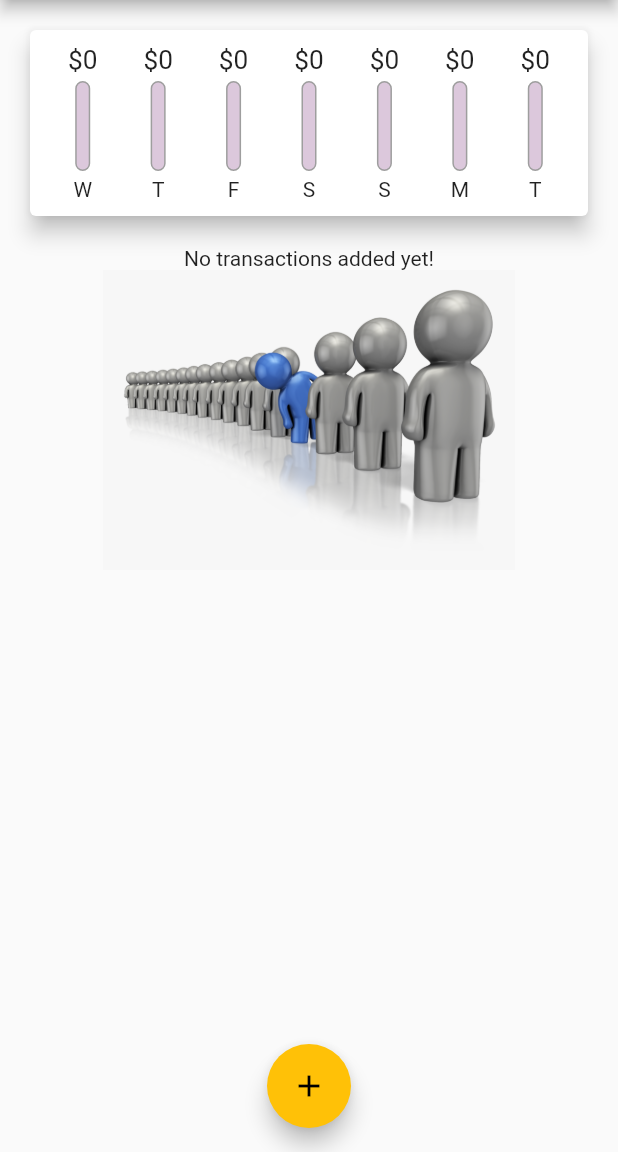
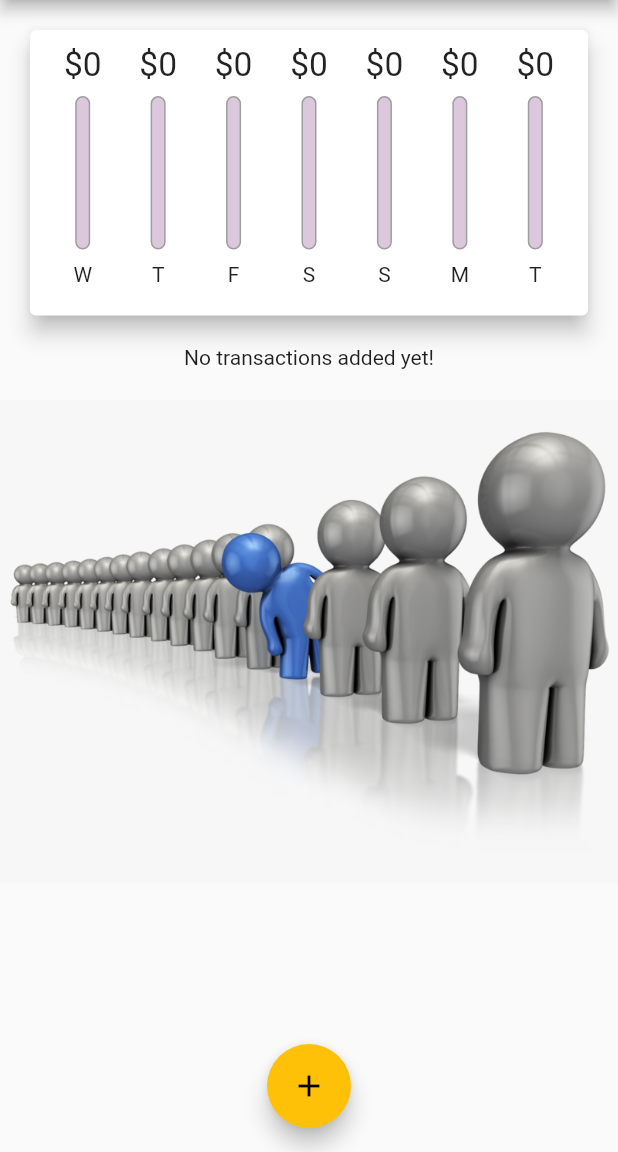
Before and after one commit to 1-MuhammadAli/Personal_Expenses_Tracker, a Flutter app: the screen it shows after launch, on a phone screen of 412 x 824 dp, the part 84-1236 px from its top. Run offline on Flutter 3.47's test engine with Material 2 defaults, Android fonts, the phone set to English and light mode, and no system bars.

Commit message:
Personal Expenses Tracker App has been complete

```diff
--- a/lib/main.dart
+++ b/lib/main.dart
@@ -1,4 +1,5 @@
 import 'package:flutter/material.dart';
+import 'package:flutter/services.dart';
 import 'package:personal_expenses_tracker/transaction.dart';
 import 'package:intl/intl.dart';
 import 'package:personal_expenses_tracker/widgets/chart.dart';
@@ -7,6 +8,10 @@ import 'package:personal_expenses_tracker/widgets/transaction_list.dart';
 //import 'package:personal_expenses_tracker/widgets/user_transaction.dart';
 
 void main() {
+  // SystemChrome.setPreferredOrientations([
+  //   DeviceOrientation.portraitUp,
+  //   DeviceOrientation.portraitDown
+  // ]);
   runApp(MyApp());
 }
 
@@ -70,6 +75,7 @@ class _MyHomePageState extends State<MyHomePage> {
     // Transaction(id: 't1',title: 'New Shoes',amount: 69.99,date: DateTime.now(),),
     // Transaction(id: 't2',title: 'Weekly Groceries',amount: 16.99,date: DateTime.now(),),
   ];
+  bool _showChart = false;
 
   List<Transaction> get _recentTransactions{
     return _userTransaction.where((tx){
@@ -117,9 +123,8 @@ class _MyHomePageState extends State<MyHomePage> {
 
   @override
   Widget build(BuildContext context) {
-    return SafeArea(
-      child: Scaffold(
-        appBar: AppBar(
+    final isLandscape = MediaQuery.of(context).orientation==Orientation.landscape;
+    final appBar= AppBar(
       title: Text("Personal Expenses",
         //style: Theme.of(context).textTheme.headline6,
       ),
@@ -129,14 +134,42 @@ class _MyHomePageState extends State<MyHomePage> {
           icon: Icon(Icons.add),
         ),
       ],
-        ),
+    );
+    final txListWidget = Container(
+        height: (MediaQuery.of(context).size.height -
+            appBar.preferredSize.height -
+            MediaQuery.of(context).padding.top)*0.7,
+        child: TransactionList(_userTransaction,_deleteTransaction));
+    return Scaffold(
+        appBar:appBar,
         body: SingleChildScrollView(
           child: Column(
             //mainAxisAlignment: MainAxisAlignment.spaceAround,
             crossAxisAlignment: CrossAxisAlignment.stretch,
             children: [
-             Chart(_recentTransactions),
-             TransactionList(_userTransaction,_deleteTransaction),
+              if(isLandscape) Row(
+                  mainAxisAlignment: MainAxisAlignment.center,
+                children: [
+                  Text("Show Chart!"),
+                  Switch.adaptive(value: _showChart, onChanged: (val) {
+                    setState(() {
+                      _showChart=val;
+                    });
+                  },),
+                ],
+              ),
+             if(!isLandscape) Container(
+                 height: (MediaQuery.of(context).size.height -
+                     appBar.preferredSize.height -
+                     MediaQuery.of(context).padding.top)*0.3,
+                 child: Chart(_recentTransactions)),
+             if(!isLandscape) txListWidget,
+             if(isLandscape) _showChart ? Container(
+                   height: (MediaQuery.of(context).size.height -
+                       appBar.preferredSize.height -
+                       MediaQuery.of(context).padding.top)*0.7,
+                   child: Chart(_recentTransactions))
+             : txListWidget,
             ],
           )
         ),
@@ -145,7 +178,6 @@ class _MyHomePageState extends State<MyHomePage> {
           child: Icon(Icons.add),
           onPressed:() => _startAddNewTransaction(context),
         ),
-      ),
     );
   }
 }
--- a/lib/widgets/chart_bar.dart
+++ b/lib/widgets/chart_bar.dart
@@ -7,16 +7,17 @@ class ChartBar extends StatelessWidget {
 
   @override
   Widget build(BuildContext context) {
+    return LayoutBuilder(builder: (context,constraints){
       return Column(
         children: [
           Container(
-          height: 20,
+              height: constraints.maxHeight*0.15,
               child: FittedBox(child: Text('\$${spendingAmount.toStringAsFixed(0)}'),)),
           SizedBox(
-          height: 4,
+            height: constraints.maxHeight*0.05,
           ),
           Container(
-          height: 60,
+            height: constraints.maxHeight*0.6,
             width: 10,
             child: Stack(
               children: [
@@ -40,10 +41,14 @@ class ChartBar extends StatelessWidget {
             ),
           ),
           SizedBox(
-          height: 4,
+            height: constraints.maxHeight*0.05,
           ),
-        Text(lable),
+          Container(
+              height: constraints.maxHeight*0.15,
+              child: Flexible(child: Text(lable))),
         ],
+      );
+    },
     );
   }
 }
--- a/lib/widgets/new_transaction.dart
+++ b/lib/widgets/new_transaction.dart
@@ -55,10 +55,16 @@ class _NewTransactionState extends State<NewTransaction> {
 
   @override
   Widget build(BuildContext context) {
-    return  Card(
+    return  SingleChildScrollView(
+      child: Card(
         elevation: 5,
         child: Container(
-        padding: EdgeInsets.all(10),
+          padding: EdgeInsets.only(
+            top: 10,
+            left: 10,
+            right: 10,
+            bottom: MediaQuery.of(context).viewInsets.bottom+10,
+          ),
           child: Column(
             crossAxisAlignment: CrossAxisAlignment.end,
             children: [
@@ -103,6 +109,7 @@ class _NewTransactionState extends State<NewTransaction> {
             ],
           ),
         ),
+      ),
     );
   }
 }
--- a/lib/widgets/transaction_list.dart
+++ b/lib/widgets/transaction_list.dart
@@ -9,18 +9,21 @@ class TransactionList extends StatelessWidget {
 
   @override
   Widget build(BuildContext context) {
-    return  Container(
-     // height: 479,
-      height: 300,
-      child: transaction.isEmpty ? Column(children: [
+    return  transaction.isEmpty ? LayoutBuilder(builder: (context,constraints){
+      return Column(children: [
         Text("No transactions added yet!",
-        //style: Theme.of(context).textTheme.headline6,
+          //style: Theme.of(context).textTheme.headline6,
+        ),
+        SizedBox(
+          height: 20,
         ),
         Container(
-          height: 200,
+            height: constraints.maxHeight*0.6,
             child: Image.asset('images/waiting.png',fit: BoxFit.cover,)
         ),
-      ],)
+      ],);
+    }
+    )
           :ListView.builder(
         itemBuilder: (context, index) {
           return Card(
@@ -41,12 +44,19 @@ class TransactionList extends StatelessWidget {
               ),
               title: Text(
                 transaction[index].title,
-                style: Theme.of(context).textTheme.headline6,
+                //style: Theme.of(context).textTheme.headline6,
               ),
               subtitle: Text(
                 DateFormat.yMMMd().format(transaction[index].date),
               ),
-              trailing: IconButton(
+              trailing: MediaQuery.of(context).size.width>460 ?
+                  FlatButton.icon(
+                      onPressed: ()=> deleteTx(transaction[index].id),
+                      icon: Icon(Icons.delete),
+                      label: Text("Delete"),
+                    textColor: Theme.of(context).errorColor,
+                  )
+              :IconButton(
                 icon: Icon(Icons.delete),
                 color: Theme.of(context).errorColor,
                 onPressed: ()=> deleteTx(transaction[index].id),
@@ -55,7 +65,6 @@ class TransactionList extends StatelessWidget {
           );
         },
       itemCount: transaction.length,
-      ),
     );
   }
 }
```
Also changed, not shown: lib/widgets/chart.dart (indentation only). Lines whose indentation alone changed are shown as unchanged.
